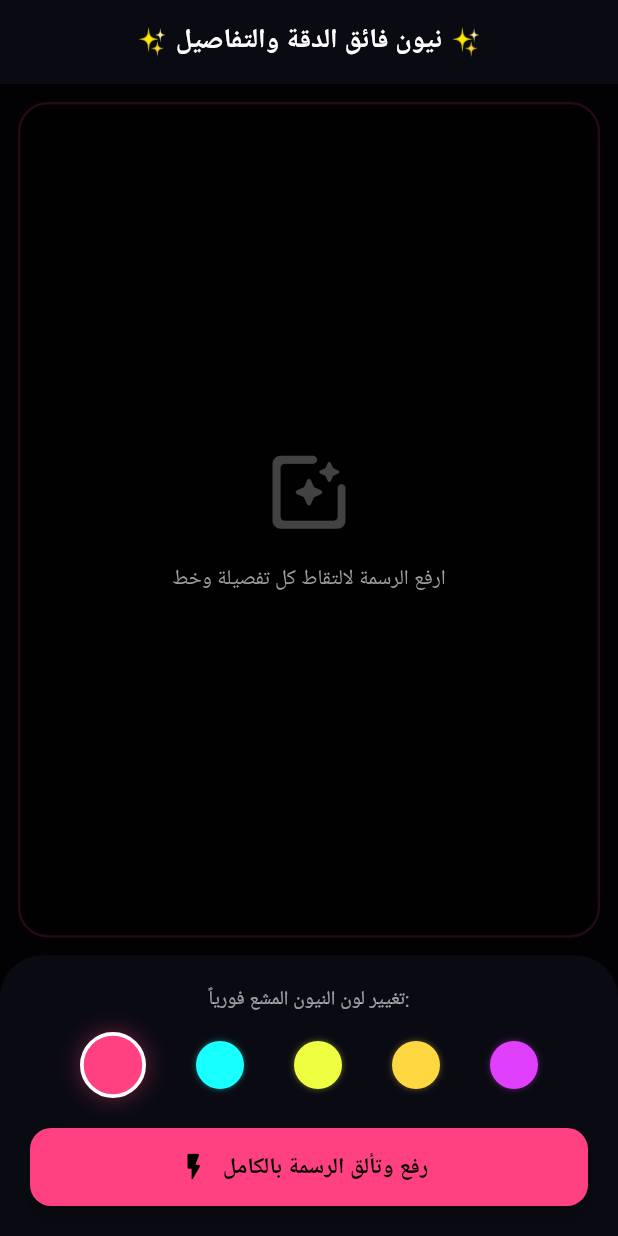
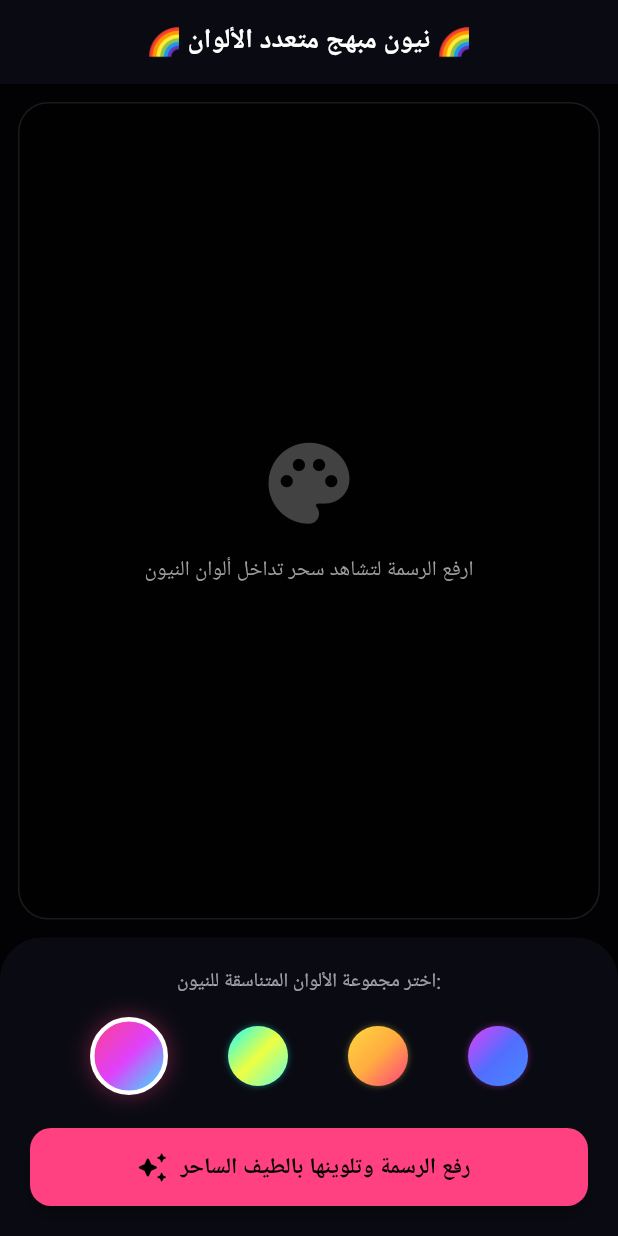
Before and after one commit to Rancat25/ta, a Flutter app: the screen it shows after launch, on a phone screen of 412 x 824 dp. Run offline on Flutter 3.47's test engine with Material 3 defaults, Android fonts, the light colour scheme and no system bars; our stand-ins replace image_picker.

Commit message:
Update main.dart

```diff
--- a/lib/main.dart
+++ b/lib/main.dart
@@ -1,4 +1,5 @@
 import 'dart:io';
+import 'dart:math' as math;
 import 'dart:typed_data';
 import 'dart:ui' as ui;
 import 'package:flutter/foundation.dart';
@@ -16,7 +17,7 @@ class NeonTransformerApp extends StatelessWidget {
   @override
   Widget build(BuildContext context) {
     return MaterialApp(
-      title: 'Neon Ultra Fidelity',
+      title: 'Multi-Color Neon Transformer',
       theme: ThemeData.dark().copyWith(
         scaffoldBackgroundColor: const Color(0xFF020204),
         primaryColor: Colors.pinkAccent,
@@ -38,21 +39,22 @@ class _NeonProcessorScreenState extends State<NeonProcessorScreen> {
   File? _imageFile;
   ui.Image? _processedNeonImage;
   bool _isLoading = false;
-  Color _selectedNeonColor = Colors.pinkAccent;
-  final ImagePicker _picker = ImagePicker();
 
-  final List<Color> _neonPalettes = [
-    Colors.pinkAccent,
-    Colors.cyanAccent,
-    Colors.limeAccent,
-    Colors.amberAccent,
-    Colors.purpleAccent,
+  // نستخدم الآن "مجموعة ألوان" أو مصفوفة تدرج مبهجة بدلاً من لون واحد ثابت
+  int _selectedPaletteIndex = 0;
+
+  // مجموعات ألوان نيون مبهجة ومتناسقة جداً فندرياً
+  final List<List<Color>> _neonPalettes = [
+    [Colors.pinkAccent, Colors.purpleAccent, Colors.cyanAccent], // كوكتيل ساحر
+    [Colors.cyanAccent, Colors.limeAccent, Colors.tealAccent],  // انتعاش فسفوري
+    [Colors.amberAccent, Colors.orangeAccent, Colors.pinkAccent], // غروب النيون الدافئ
+    [Colors.purpleAccent, Colors.indigoAccent, Colors.blueAccent], // غموض ليلي
   ];
 
   Future<void> _pickImage() async {
     final XFile? pickedFile = await _picker.pickImage(
       source: ImageSource.gallery,
-      maxWidth: 1200, // رفع الدقة لـ 1200 لضمان عدم ضياع أي بكسل رفيع
+      maxWidth: 1200,
       maxHeight: 1200,
     );
 
@@ -62,23 +64,28 @@ class _NeonProcessorScreenState extends State<NeonProcessorScreen> {
         _processedNeonImage = null;
         _isLoading = true;
       });
-      _renderNeonImage(pickedFile.path, _selectedNeonColor);
+      _renderMultiColorNeon(pickedFile.path);
     }
   }
 
-  void _updateNeonColor(Color newColor) {
+  void _changePalette(int index) {
     if (_imageFile == null || _isLoading) return;
     setState(() {
-      _selectedNeonColor = newColor;
+      _selectedPaletteIndex = index;
       _isLoading = true;
     });
-    _renderNeonImage(_imageFile!.path, newColor);
+    _renderMultiColorNeon(_imageFile!.path);
   }
 
-  Future<void> _renderNeonImage(String path, Color neonColor) async {
-    final Uint8List? pngBytes = await compute(_convertAllLinesToNeon, {
+  final ImagePicker _picker = ImagePicker();
+
+  Future<void> _renderMultiColorNeon(String path) async {
+    // تجهيز الألوان المميّزة للمجموعة المختارة وتمرير قيمها الرقمية
+    List<int> colorValues = _neonPalettes[_selectedPaletteIndex].map((c) => c.value).toList();
+
+    final Uint8List? pngBytes = await compute(_convertPixelsToMultiColorNeon, {
       'path': path,
-      'color': neonColor.value,
+      'palette': colorValues,
     });
 
     if (pngBytes != null) {
@@ -93,11 +100,11 @@ class _NeonProcessorScreenState extends State<NeonProcessorScreen> {
     }
   }
 
-  // 🛠️ الخوارزمية المطورة جداً لالتقاط تفاصيل الخطوط مهما كانت نحيفة (Fidelity Max)
-  static Uint8List? _convertAllLinesToNeon(Map<String, dynamic> params) {
+  // 🛠️ الخوارزمية البكسلية المتطورة لدمج الألوان المتناسقة (Spectrum Mapping)
+  static Uint8List? _convertPixelsToMultiColorNeon(Map<String, dynamic> params) {
     final String path = params['path'];
-    final int colorValue = params['color'];
-    final Color selectedColor = Color(colorValue);
+    final List<dynamic> paletteRaw = params['palette'];
+    final List<Color> palette = paletteRaw.map((v) => Color(v as int)).toList();
 
     final bytes = File(path).readAsBytesSync();
     img.Image? originalImage = img.decodeImage(bytes);
@@ -106,40 +113,29 @@ class _NeonProcessorScreenState extends State<NeonProcessorScreen> {
     int width = originalImage.width;
     int height = originalImage.height;
 
-    // 1. تحويل الصورة إلى التدرج الرمادي بدون أي بلور (تنعيم) للحفاظ على الخطوط النحيفة كالشعر
     img.Image gray = img.grayscale(originalImage);
+    img.Image neonCanvas = img.Image(width: width, height: height);
+    img.fill(neonCanvas, color: img.ColorRgba8(4, 4, 6, 255));
 
-    // 2. إنشاء الكانفاس الأسود بالكامل للخلفية
-    img.Image neonCanvas = img.Image(width: width, height: height);
-    img.fill(neonCanvas, color: img.ColorRgba8(5, 5, 8, 255));
-
-    // 3. الفحص البكسلي المتقدم المعتمد على التباين الموضعي
     for (int y = 0; y < height; y++) {
       for (int x = 0; x < width; x++) {
         final pixel = gray.getPixel(x, y);
         double currentLuminance = (pixel.r * 0.299 + pixel.g * 0.587 + pixel.b * 0.114) / 255.0;
 
-        // خوارزمية ذكية: نتحقق من محيط البكسل لمعرفة ما إذا كان جزءاً من خط رفيع
-        // نقوم بحساب التباين المباشر مقارنة بمتوسط إضاءة الورقة حوله
         bool isLine = false;
         double intensity = 0.0;
 
-        // إذا كان البكسل داكناً بشكل عام (الخطوط العريضة)
         if (currentLuminance < 0.90) {
           isLine = true;
-          intensity = (1.0 - currentLuminance) * 1.2; // تعزيز الإضاءة للخطوط الرمادية
+          intensity = (1.0 - currentLuminance) * 1.3;
         }
-        // التقط الخطوط الرفيعة جداً (حتى لو كانت رمادية فاتحة على خلفية رمادية)
         else if (currentLuminance < 0.96) {
-          // فحص عينة سريعة من الجيران للتأكد أنه خط وليس نويز
           if (x > 1 && x < width - 1 && y > 1 && y < height - 1) {
             final pRight = gray.getPixel(x + 1, y);
             double lumRight = (pRight.r * 0.299 + pRight.g * 0.587 + pRight.b * 0.114) / 255.0;
-
-            // إذا كان البكسل الحالي أدكن من جاره بأكثر من 2%، إذن هو خط رفيع جداً!
             if ((lumRight - currentLuminance) > 0.02) {
               isLine = true;
-              intensity = (1.0 - currentLuminance) * 2.5; // مضاعفة القوة للخطوط الرفيعة لتظهر بوضوح مشع
+              intensity = (1.0 - currentLuminance) * 2.5;
             }
           }
         }
@@ -147,10 +143,20 @@ class _NeonProcessorScreenState extends State<NeonProcessorScreen> {
         if (isLine) {
           intensity = intensity.clamp(0.0, 1.0);
 
-          // دمج بكسل النيون المشع مع الحفاظ المطلق على الحجم الأصلي (بكسل مقابل بكسل)
-          int r = (selectedColor.red * intensity).toInt();
-          int g = (selectedColor.green * intensity).toInt();
-          int b = (selectedColor.blue * intensity).toInt();
+          // ✨ السر هنا: حساب نسبة تداخل الألوان بناءً على موقع البكسل هندسياً وزاوية ميله
+          // هذا يجعل الشعرات المتجاورة أو الخطوط المختلفة تتلون بتناسق رائع يتبع انحناءات الرسمة
+          double factor = (x / width * 0.6) + (y / height * 0.4);
+
+          // إضافة موجة جيبية خفيفة (Sine Wave) لكسر الرتابة وجعل كل خصلة شعر تختلف بشكل متناسق عن المجاورة لها
+          factor += math.sin(x * 0.05 + y * 0.05) * 0.15;
+          factor = factor.clamp(0.0, 0.99);
+
+          // تحديد اللون الدقيق الممزوج من لوحة الألوان بناءً على الـ factor
+          Color finalColor = _interpolateColor(palette, factor);
+
+          int r = (finalColor.red * intensity).toInt();
+          int g = (finalColor.green * intensity).toInt();
+          int b = (finalColor.blue * intensity).toInt();
 
           neonCanvas.setPixel(x, y, img.ColorRgba8(r, g, b, 255));
         }
@@ -160,11 +166,25 @@ class _NeonProcessorScreenState extends State<NeonProcessorScreen> {
     return Uint8List.fromList(img.encodePng(neonCanvas));
   }
 
+  // دالة رياضية لدمج ومزج قائمة من الألوان بنعومة وسلاسة (Linear Interpolation)
+  static Color _interpolateColor(List<Color> colors, double t) {
+    if (colors.isEmpty) return Colors.white;
+    if (colors.length == 1) return colors.first;
+
+    double scaledT = t * (colors.length - 1);
+    int index = scaledT.floor();
+    double localT = scaledT - index;
+
+    if (index >= colors.length - 1) return colors.last;
+
+    return Color.lerp(colors[index], colors[index + 1], localT)!;
+  }
+
   @override
   Widget build(BuildContext context) {
     return Scaffold(
       appBar: AppBar(
-        title: const Text('✨ نيون فائق الدقة والتفاصيل ✨', style: TextStyle(fontWeight: FontWeight.bold, color: Colors.white, fontSize: 18)),
+        title: const Text('🌈 نيون مبهج متعدد الألوان 🌈', style: TextStyle(fontWeight: FontWeight.bold, color: Colors.white, fontSize: 18)),
         backgroundColor: const Color(0xFF0A0A12),
         elevation: 0,
         centerTitle: true,
@@ -179,7 +199,7 @@ class _NeonProcessorScreenState extends State<NeonProcessorScreen> {
                 decoration: BoxDecoration(
                   color: const Color(0xFF010102),
                   borderRadius: BorderRadius.circular(20),
-                  border: Border.all(color: _selectedNeonColor.withOpacity(0.15), width: 1.5),
+                  border: Border.all(color: Colors.white10, width: 1),
                 ),
                 clipBehavior: Clip.antiAlias,
                 child: Stack(
@@ -189,26 +209,26 @@ class _NeonProcessorScreenState extends State<NeonProcessorScreen> {
                       Column(
                         mainAxisAlignment: MainAxisAlignment.center,
                         children: [
-                          Icon(Icons.photo_filter_rounded, size: 65, color: Colors.grey[800]),
+                          Icon(Icons.palette_rounded, size: 65, color: Colors.grey[800]),
                           const SizedBox(height: 16),
-                          Text('ارفع الرسمة لالتقاط كل تفصيلة وخط', style: TextStyle(color: Colors.grey[500], fontSize: 14)),
+                          Text('ارفع الرسمة لتشاهد سحر تداخل ألوان النيون', style: TextStyle(color: Colors.grey[500], fontSize: 14)),
                         ],
                       ),
                     if (_isLoading)
                       Column(
                         mainAxisAlignment: MainAxisAlignment.center,
                         children: [
-                          CircularProgressIndicator(valueColor: AlwaysStoppedAnimation<Color>(_selectedNeonColor)),
+                          CircularProgressIndicator(valueColor: AlwaysStoppedAnimation<Color>(_neonPalettes[_selectedPaletteIndex].first)),
                           const SizedBox(height: 16),
-                          const Text('جاري تحليل الخطوط الرفيعة بدقة بكسلية مجهرية...', style: TextStyle(color: Colors.white70, fontSize: 13)),
+                          const Text('جاري توزيع الطيف اللوني على تفاصيل الرسمة والشعر...', style: TextStyle(color: Colors.white70, fontSize: 13)),
                         ],
                       ),
                     if (_processedNeonImage != null && !_isLoading)
                       Positioned.fill(
                         child: InteractiveViewer(
-                          maxScale: 10.0, // زيادة الزووم لعشرة أضعاف لفحص التفاصيل الخارقة
+                          maxScale: 10.0,
                           child: CustomPaint(
-                            painter: UltraFidelityNeonPainter(
+                            painter: MultiColorNeonPainter(
                               neonImage: _processedNeonImage!,
                             ),
                           ),
@@ -219,6 +239,8 @@ class _NeonProcessorScreenState extends State<NeonProcessorScreen> {
               ),
             ),
           ),
+
+          // لوحة التحكم واختيار باليتات النيون المبهجة
           Container(
             padding: const EdgeInsets.symmetric(vertical: 20, horizontal: 20),
             decoration: const BoxDecoration(
@@ -228,40 +250,49 @@ class _NeonProcessorScreenState extends State<NeonProcessorScreen> {
             child: Column(
               mainAxisSize: MainAxisSize.min,
               children: [
-                const Text('تغيير لون النيون المشع فورياً:', style: TextStyle(color: Colors.white60, fontSize: 13)),
-                const SizedBox(height: 12),
+                const Text('اختر مجموعة الألوان المتناسقة للنيون:', style: TextStyle(color: Colors.white60, fontSize: 13)),
+                const SizedBox(height: 14),
+
+                // عرض مجموعات الألوان كأزرار دائرية مدمجة
                 Row(
                   mainAxisAlignment: MainAxisAlignment.spaceEvenly,
-                  children: _neonPalettes.map((color) {
-                    bool isSelected = _selectedNeonColor == color;
+                  children: _neonPalettes.asMap().entries.map((entry) {
+                    int idx = entry.key;
+                    List<Color> palette = entry.value;
+                    bool isSelected = _selectedPaletteIndex == idx;
+
                     return GestureDetector(
-                      onTap: () => _updateNeonColor(color),
+                      onTap: () => _changePalette(idx),
                       child: AnimatedContainer(
-                        duration: const Duration(milliseconds: 200),
-                        width: isSelected ? 44 : 32,
-                        height: isSelected ? 44 : 32,
+                        duration: const Duration(milliseconds: 250),
+                        width: isSelected ? 52 : 40,
+                        height: isSelected ? 52 : 40,
                         decoration: BoxDecoration(
-                          color: color,
                           shape: BoxShape.circle,
-                          border: isSelected ? Border.all(color: Colors.white, width: 2.5) : null,
+                          border: isSelected ? Border.all(color: Colors.white, width: 3) : null,
+                          gradient: LinearGradient(
+                            colors: palette,
+                            begin: Alignment.topLeft,
+                            end: Alignment.bottomRight,
+                          ),
                           boxShadow: [
-                            BoxShadow(color: color.withOpacity(0.4), blurRadius: isSelected ? 12 : 3),
+                            BoxShadow(color: palette.first.withOpacity(0.4), blurRadius: isSelected ? 12 : 3),
                           ],
                         ),
                       ),
                     );
                   }).toList(),
                 ),
-                const SizedBox(height: 20),
+                const SizedBox(height: 22),
                 SizedBox(
                   width: double.infinity,
                   height: 52,
                   child: ElevatedButton.icon(
                     onPressed: _isLoading ? null : _pickImage,
-                    icon: const Icon(Icons.flash_on_rounded, size: 22),
-                    label: const Text('رفع وتألق الرسمة بالكامل', style: TextStyle(fontSize: 15, fontWeight: FontWeight.bold)),
+                    icon: const Icon(Icons.auto_awesome_rounded, size: 22),
+                    label: const Text('رفع الرسمة وتلوينها بالطيف الساحر', style: TextStyle(fontSize: 15, fontWeight: FontWeight.bold)),
                     style: ElevatedButton.styleFrom(
-                      backgroundColor: _selectedNeonColor,
+                      backgroundColor: _neonPalettes[_selectedPaletteIndex].first,
                       foregroundColor: Colors.black,
                       shape: RoundedRectangleBorder(borderRadius: BorderRadius.circular(14)),
                       elevation: 4,
@@ -277,10 +308,10 @@ class _NeonProcessorScreenState extends State<NeonProcessorScreen> {
   }
 }
 
-class UltraFidelityNeonPainter extends CustomPainter {
+class MultiColorNeonPainter extends CustomPainter {
   final ui.Image neonImage;
 
-  UltraFidelityNeonPainter({required this.neonImage});
+  MultiColorNeonPainter({required this.neonImage});
 
   @override
   void paint(Canvas canvas, Size size) {
@@ -296,21 +327,21 @@ class UltraFidelityNeonPainter extends CustomPainter {
     Rect destRect = Rect.fromLTWH(offsetX, offsetY, destWidth, destHeight);
     Rect srcRect = Rect.fromLTWH(0, 0, neonImage.width.toDouble(), neonImage.height.toDouble());
 
-    // طبقة 1: التوهج المحيطي الفوسفوري الذكي (Glow Sigma مُعدّل ليكون ناعماً ولا يطمس الخطوط القريبة)
+    // طبقة التوهج الخارجي الفوسفوري المتعدد الألوان
     final paintGlow = Paint()
-      ..imageFilter = ui.ImageFilter.blur(sigmaX: 6.0, sigmaY: 6.0, tileMode: ui.TileMode.decal)
+      ..imageFilter = ui.ImageFilter.blur(sigmaX: 5.0, sigmaY: 5.0, tileMode: ui.TileMode.decal)
       ..blendMode = ui.BlendMode.plus;
 
     canvas.drawImageRect(neonImage, srcRect, destRect, paintGlow);
 
-    // طبقة 2: طبقة حدة وثبات التفاصيل الرفيعة (The Core Lines)
+    // طبقة ثبات حدة البكسلات الملونة الأصلية
     final paintCore = Paint()..blendMode = ui.BlendMode.screen;
 
     canvas.drawImageRect(neonImage, srcRect, destRect, paintCore);
   }
 
   @override
-  bool shouldRepaint(covariant UltraFidelityNeonPainter oldDelegate) {
+  bool shouldRepaint(covariant MultiColorNeonPainter oldDelegate) {
     return oldDelegate.neonImage != neonImage;
   }
 }
```
